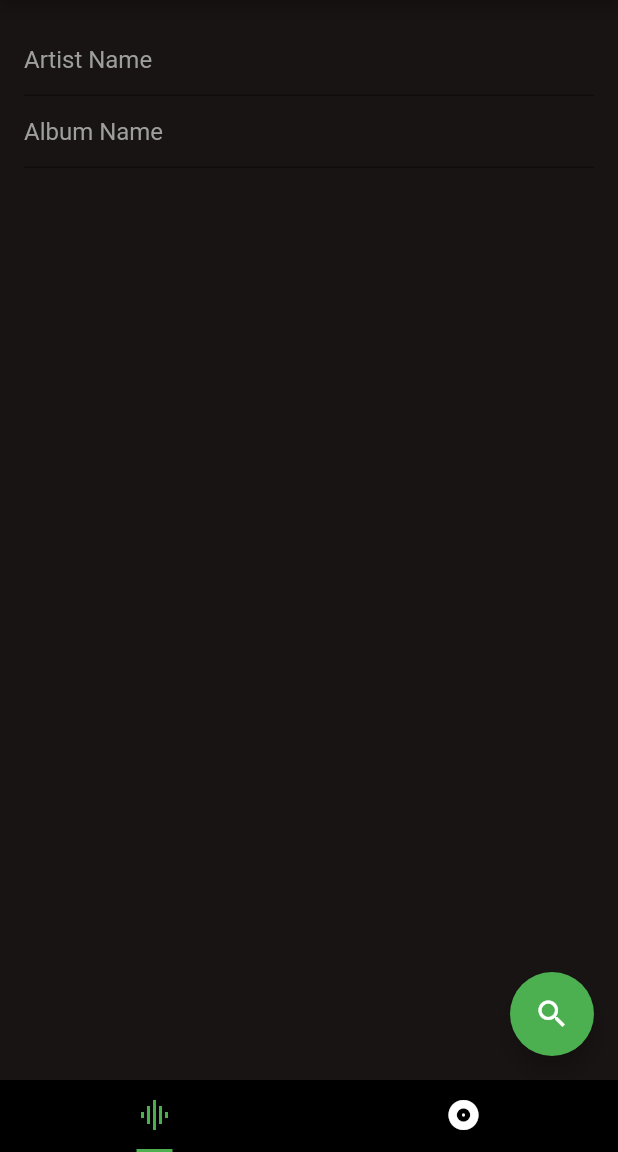
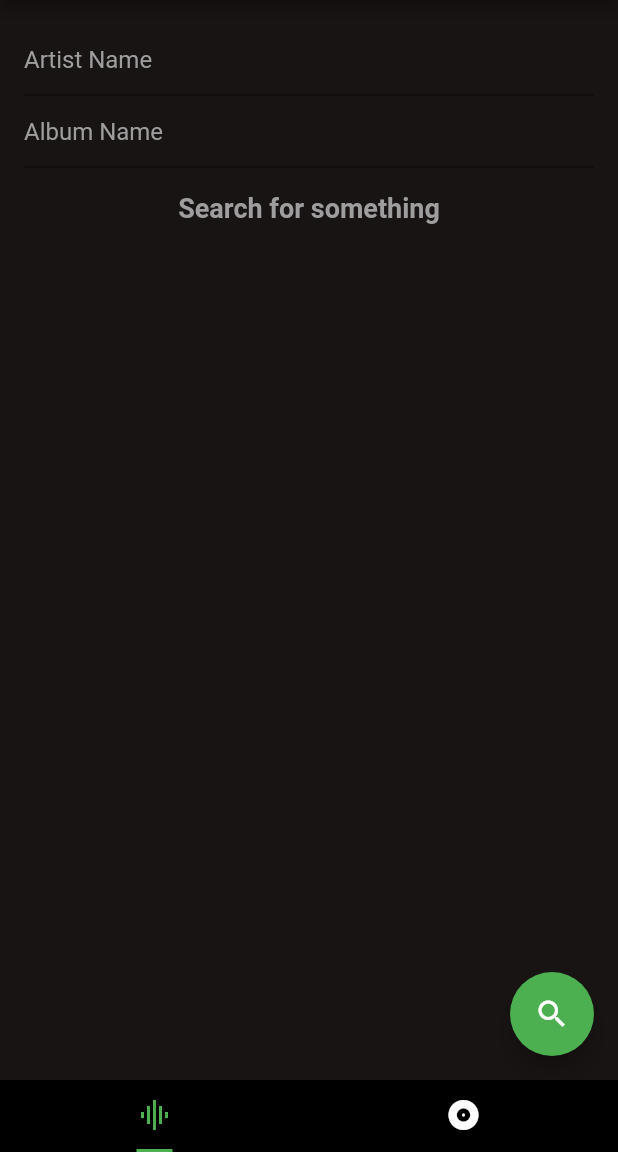
Before and after one commit to mjuszczyk1/buy_records, a Flutter app: the screen it shows after launch, on a phone screen of 412 x 824 dp, the part 84-1236 px from its top. Run offline on Flutter 3.47's test engine with Material 2 defaults, Android fonts, the phone set to English and light mode, and no system bars; our stand-ins replace fluttertoast; missing offline and left inert: spotify.

Commit message:
Add feedback for if search returns no results.

```diff
--- a/lib/main.dart
+++ b/lib/main.dart
@@ -56,7 +56,10 @@ class _MyHomePageState extends State<MyHomePage> {
   String fileName = 'savedRecords.json';
   bool fileExists = false;
   var fileContents;
+
+  // Display variables.
   bool showImages = true;
+  bool searchPerformed = false;
 
   // Shhhh
   String apiKey = '';
@@ -295,6 +298,7 @@ class _MyHomePageState extends State<MyHomePage> {
 
     setState(() {
       imageOpts = newImageOpts;
+      searchPerformed = true;
     });
   }
 
@@ -323,7 +327,7 @@ class _MyHomePageState extends State<MyHomePage> {
       body: Column(
         children: <Widget>[
           Padding(
-            padding: const EdgeInsets.only(top: 16, left: 16, right: 16),
+            padding: const EdgeInsets.all(16),
             child: Form(
               key: _formKey,
               child: Column(
@@ -364,6 +368,16 @@ class _MyHomePageState extends State<MyHomePage> {
               ),
             ),
           ),
+          if (imageOpts.length == 0)
+            Text.rich(
+              TextSpan(
+                text: searchPerformed ? 'No results' : 'Search for something',
+                style: TextStyle(
+                    color: Colors.grey,
+                    fontSize: 18,
+                    fontWeight: FontWeight.bold),
+              ),
+            ),
           if (imageOpts.length > 0)
             AlbumOptions(
               albumOptions: imageOpts,
```
